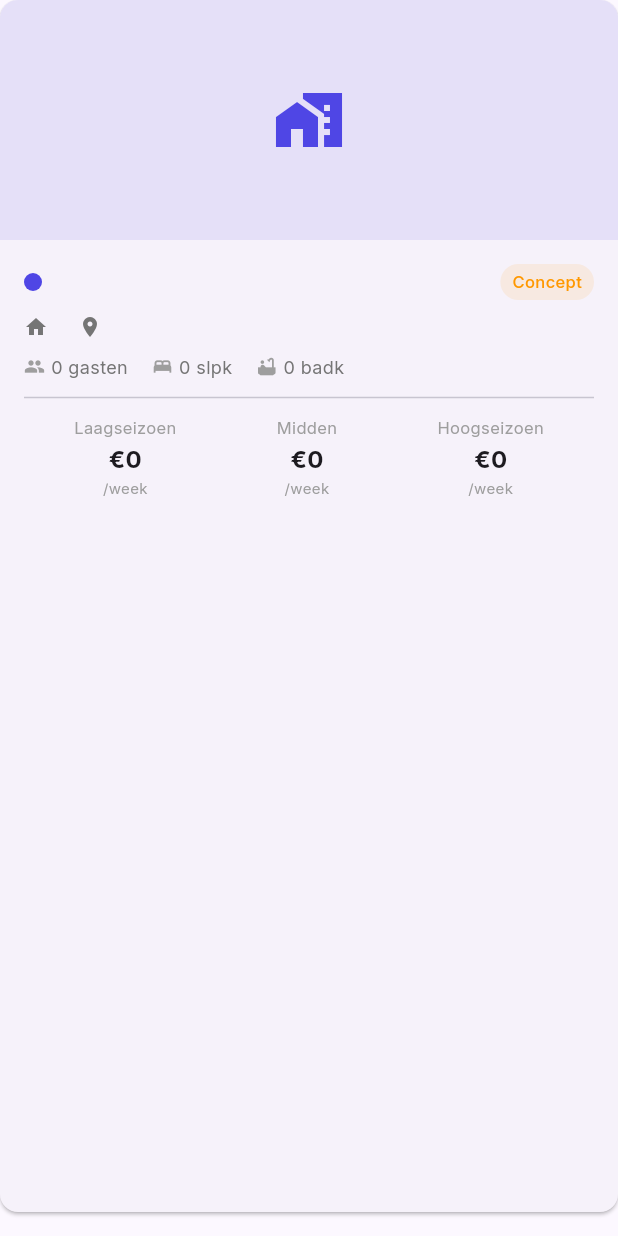
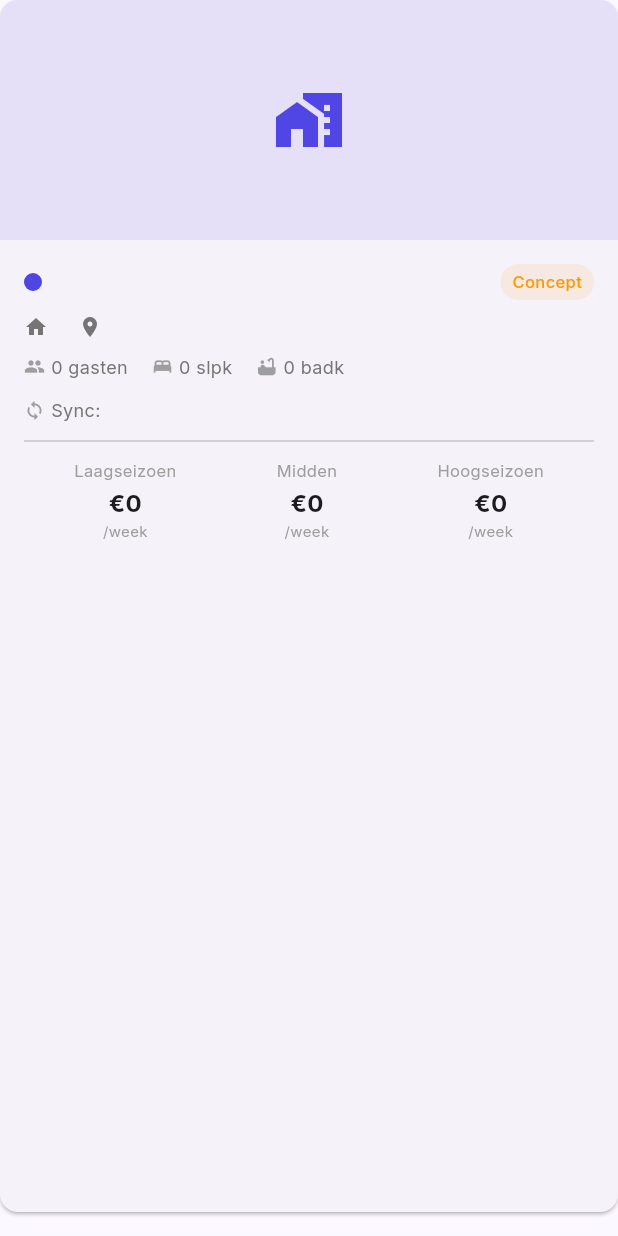
Before and after one commit to Adcompro/verhuuragenda-app, a Flutter app: the _AccommodationCard widget shown alone on an empty page, opened directly with empty values, on a phone screen of 412 x 824 dp. Run offline on Flutter 3.47's test engine with Material 3 defaults, Android fonts, the phone set to English and light mode, and no system bars; our stand-ins replace cached_network_image, dio, fl_chart, flutter_riverpod, flutter_secure_storage, go_router and 6 more; accounts and stored records are empty; network calls fail.

Commit message:
Show iCal sync indicators on accommodations list
Display Airbnb, Booking.com, and other iCal sync status
badges on accommodation cards for quick visibility.

🤖 Generated with [Claude Code](https://claude.com/claude-code)

Co-Authored-By: Claude Opus 4.5 <noreply@anthropic.com>

```diff
--- a/lib/screens/accommodations/accommodations_list_screen.dart
+++ b/lib/screens/accommodations/accommodations_list_screen.dart
@@ -239,6 +239,60 @@ class _AccommodationCard extends StatelessWidget {
                       ),
                   ],
                 ),
+                // iCal sync indicators
+                if (accommodation.icalAirbnbUrl != null ||
+                    accommodation.icalBookingUrl != null ||
+                    accommodation.icalOtherUrl != null) ...[
+                  const SizedBox(height: 12),
+                  Row(
+                    children: [
+                      Icon(Icons.sync, size: 14, color: Colors.grey[500]),
+                      const SizedBox(width: 4),
+                      Text(
+                        'Sync: ',
+                        style: TextStyle(fontSize: 12, color: Colors.grey[600]),
+                      ),
+                      if (accommodation.icalAirbnbUrl != null && accommodation.icalAirbnbUrl!.isNotEmpty)
+                        Container(
+                          padding: const EdgeInsets.symmetric(horizontal: 6, vertical: 2),
+                          margin: const EdgeInsets.only(right: 4),
+                          decoration: BoxDecoration(
+                            color: const Color(0xFFFF5A5F).withOpacity(0.1),
+                            borderRadius: BorderRadius.circular(4),
+                          ),
+                          child: const Text(
+                            'Airbnb',
+                            style: TextStyle(fontSize: 10, color: Color(0xFFFF5A5F), fontWeight: FontWeight.w500),
+                          ),
+                        ),
+                      if (accommodation.icalBookingUrl != null && accommodation.icalBookingUrl!.isNotEmpty)
+                        Container(
+                          padding: const EdgeInsets.symmetric(horizontal: 6, vertical: 2),
+                          margin: const EdgeInsets.only(right: 4),
+                          decoration: BoxDecoration(
+                            color: const Color(0xFF003580).withOpacity(0.1),
+                            borderRadius: BorderRadius.circular(4),
+                          ),
+                          child: const Text(
+                            'Booking',
+                            style: TextStyle(fontSize: 10, color: Color(0xFF003580), fontWeight: FontWeight.w500),
+                          ),
+                        ),
+                      if (accommodation.icalOtherUrl != null && accommodation.icalOtherUrl!.isNotEmpty)
+                        Container(
+                          padding: const EdgeInsets.symmetric(horizontal: 6, vertical: 2),
+                          decoration: BoxDecoration(
+                            color: Colors.grey.withOpacity(0.1),
+                            borderRadius: BorderRadius.circular(4),
+                          ),
+                          child: Text(
+                            'Overig',
+                            style: TextStyle(fontSize: 10, color: Colors.grey[600], fontWeight: FontWeight.w500),
+                          ),
+                        ),
+                    ],
+                  ),
+                ],
                 // Pricing info
                 if (accommodation.basePriceLow != null ||
                     accommodation.basePriceMid != null ||
```
